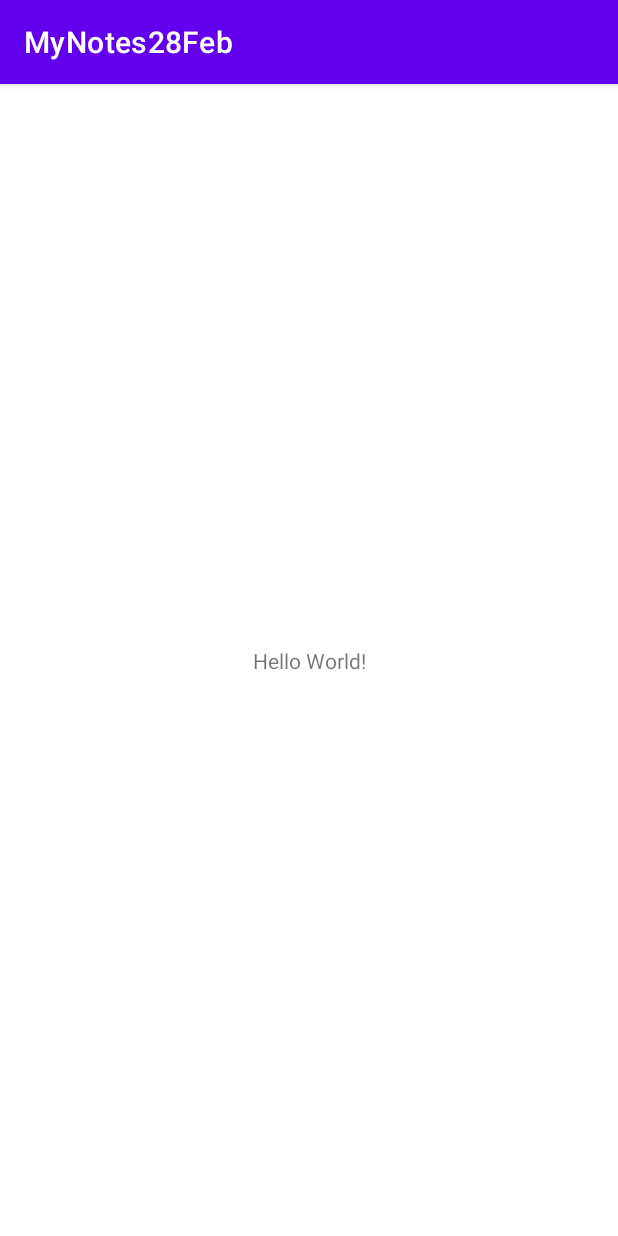
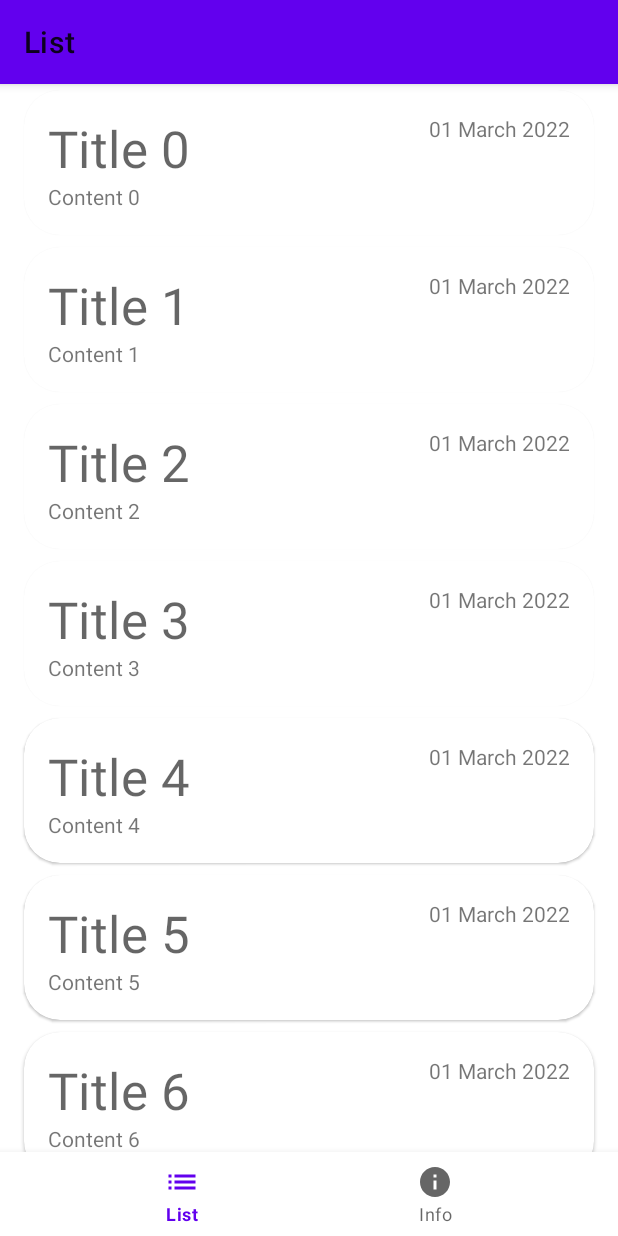
Before and after one commit to AlexNameEast/MyNotes28Feb, an Android app: the screen it shows after launch (MainActivity), on a phone screen of 412 x 824 dp. Run offline under Robolectric (Android 15) with nearby library versions, the phone set to English and light mode, and no system bars.

Commit message:
10 задание

```diff
--- a/app/src/main/java/com/example/mynotes28feb/MainActivity.java
+++ b/app/src/main/java/com/example/mynotes28feb/MainActivity.java
@@ -1,8 +1,15 @@
 package com.example.mynotes28feb;
 
+import androidx.annotation.NonNull;
 import androidx.appcompat.app.AppCompatActivity;
 
 import android.os.Bundle;
+import android.view.MenuItem;
+
+import com.example.mynotes28feb.ui.InfoFragment;
+import com.example.mynotes28feb.ui.list.ListFragment;
+import com.google.android.material.bottomnavigation.BottomNavigationView;
+import com.google.android.material.navigation.NavigationBarView;
 
 public class MainActivity extends AppCompatActivity {
 
@@ -10,5 +17,40 @@ public class MainActivity extends AppCompatActivity {
     protected void onCreate(Bundle savedInstanceState) {
         super.onCreate(savedInstanceState);
         setContentView(R.layout.activity_main);
+
+        if(savedInstanceState == null){
+            getSupportFragmentManager()
+                    .beginTransaction()
+                    .replace(R.id.container, new ListFragment())
+                    .commit();
+        }
+
+        BottomNavigationView bottomNavigationView = findViewById(R.id.bottom_nav);
+        bottomNavigationView.setOnItemSelectedListener(new NavigationBarView.OnItemSelectedListener() {
+            @Override
+            public boolean onNavigationItemSelected(@NonNull MenuItem item) {
+
+                switch (item.getItemId()) {
+
+                    case R.id.action_list:
+                        getSupportFragmentManager()
+                                .beginTransaction()
+                                .replace(R.id.container, new ListFragment())
+                                .commit();
+
+                        return true;
+
+                    case R.id.action_info:
+                        getSupportFragmentManager()
+                                .beginTransaction()
+                                .replace(R.id.container, new InfoFragment())
+                                .commit();
+
+                        return true;
+                }
+
+                return false;
+            }
+        });
     }
 }
--- /dev/null
+++ b/app/src/main/java/com/example/mynotes28feb/domain/Note.java
@@ -0,0 +1,39 @@
+package com.example.mynotes28feb.domain;
+
+import java.util.Date;
+
+public class Note {
+
+    private String id;
+
+    private String title;
+
+    private String content;
+
+    private Date createdAt;
+
+    public String getId() {
+        return id;
+    }
+
+    public String getTitle() {
+        return title;
+    }
+
+    public String getContent() {
+        return content;
+    }
+
+    public Date getCreatedAt() {
+        return createdAt;
+    }
+
+    public Note(String id, String title, String content, Date createdAt) {
+        this.id = id;
+        this.title = title;
+        this.content = content;
+        this.createdAt = createdAt;
+    }
+
+
+}
--- /dev/null
+++ b/app/src/main/java/com/example/mynotes28feb/domain/NotesRepository.java
@@ -0,0 +1,8 @@
+package com.example.mynotes28feb.domain;
+
+import java.util.List;
+
+public interface NotesRepository {
+
+    List<Note> getNotes();
+}
--- /dev/null
+++ b/app/src/main/java/com/example/mynotes28feb/domain/NotesRepositoryImp.java
@@ -0,0 +1,22 @@
+package com.example.mynotes28feb.domain;
+
+import java.util.ArrayList;
+import java.util.Date;
+import java.util.List;
+import java.util.UUID;
+
+public class NotesRepositoryImp implements NotesRepository {
+    @Override
+    public List<Note> getNotes() {
+
+        ArrayList<Note> result = new ArrayList<>();
+
+        for (int i = 0; i < 30; i++) {
+            result.add(new Note(UUID.randomUUID().toString(), "Title " + i, "Content " + i, new Date()));
+        }
+
+
+        return result;
+
+    }
+}
--- /dev/null
+++ b/app/src/main/java/com/example/mynotes28feb/ui/InfoFragment.java
@@ -0,0 +1,12 @@
+package com.example.mynotes28feb.ui;
+
+import androidx.fragment.app.Fragment;
+
+import com.example.mynotes28feb.R;
+
+public class InfoFragment extends Fragment {
+
+    public InfoFragment() {
+        super(R.layout.fragment_info);
+    }
+}
--- /dev/null
+++ b/app/src/main/java/com/example/mynotes28feb/ui/list/ListFragment.java
@@ -0,0 +1,74 @@
+package com.example.mynotes28feb.ui.list;
+
+import android.os.Bundle;
+import android.view.LayoutInflater;
+import android.view.View;
+import android.widget.LinearLayout;
+import android.widget.TextView;
+
+import androidx.annotation.NonNull;
+import androidx.annotation.Nullable;
+import androidx.fragment.app.Fragment;
+import androidx.recyclerview.widget.LinearLayoutManager;
+import androidx.recyclerview.widget.RecyclerView;
+
+import com.example.mynotes28feb.R;
+import com.example.mynotes28feb.domain.Note;
+import com.example.mynotes28feb.domain.NotesRepository;
+import com.example.mynotes28feb.domain.NotesRepositoryImp;
+
+import java.text.SimpleDateFormat;
+import java.util.Locale;
+
+public class ListFragment extends Fragment {
+
+    private NotesRepository repository = new NotesRepositoryImp();
+
+    public ListFragment() {
+        super(R.layout.fragment_list);
+    }
+
+    @Override
+    public void onViewCreated(@NonNull View view, @Nullable Bundle savedInstanceState) {
+
+        super.onViewCreated(view, savedInstanceState);
+
+        RecyclerView list = view.findViewById(R.id.list);
+
+        RecyclerView.LayoutManager linearLayoutManager = new LinearLayoutManager(requireContext(), LinearLayoutManager.VERTICAL, false);
+
+        list.setLayoutManager(linearLayoutManager);
+
+        NotesListAdapter adapter = new NotesListAdapter();
+
+        list.setAdapter(adapter);
+
+        adapter.setData(repository.getNotes());
+
+        adapter.notifyDataSetChanged();
+
+//        LinearLayout container = view.findViewById(R.id.container);
+//
+//        for (Note note: repository.getNotes()){
+//
+//            View itemView = getLayoutInflater().inflate(R.layout.item_note, container, false);
+//
+//            itemView.findViewById(R.id.card).setOnClickListener(new View.OnClickListener() {
+//                @Override
+//                public void onClick(View view) {
+//                }
+//            });
+//
+//            TextView title = itemView.findViewById(R.id.title);
+//            TextView content = itemView.findViewById(R.id.content);
+//            TextView data = itemView.findViewById(R.id.data);
+//
+//            title.setText(note.getTitle());
+//            content.setText(note.getContent());
+//            data.setText(simpleDateFormat.format(note.getCreatedAt()));
+//
+//            container.addView(itemView);
+//        }
+
+    }
+}
--- /dev/null
+++ b/app/src/main/java/com/example/mynotes28feb/ui/list/NotesListAdapter.java
@@ -0,0 +1,79 @@
+package com.example.mynotes28feb.ui.list;
+
+
+import android.view.LayoutInflater;
+import android.view.View;
+import android.view.ViewGroup;
+import android.widget.ImageView;
+import android.widget.TextView;
+
+import androidx.annotation.NonNull;
+import androidx.recyclerview.widget.RecyclerView;
+
+import com.example.mynotes28feb.R;
+import com.example.mynotes28feb.domain.Note;
+
+import java.text.SimpleDateFormat;
+import java.util.ArrayList;
+import java.util.Collection;
+import java.util.List;
+import java.util.Locale;
+
+public class NotesListAdapter extends RecyclerView.Adapter<NotesListAdapter.NoteViewHolder> {
+
+    private SimpleDateFormat simpleDateFormat = new SimpleDateFormat("dd MMMM yyyy", Locale.getDefault());
+
+    private List<Note> data = new ArrayList<>();
+
+    public void setData(Collection<Note> toSet) {
+        data.clear();
+        data.addAll(toSet);
+    }
+
+    @Override
+    public int getItemViewType(int position) {
+        return super.getItemViewType(position);
+    }
+
+    @NonNull
+    @Override
+    public NoteViewHolder onCreateViewHolder(@NonNull ViewGroup parent, int viewType) {
+
+        View view = LayoutInflater.from(parent.getContext()).inflate(R.layout.item_note, parent, false);
+
+        return new NoteViewHolder(view);
+    }
+
+    @Override
+    public void onBindViewHolder(@NonNull NoteViewHolder holder, int position) {
+
+        Note item = data.get(position);
+
+        holder.title.setText(item.getTitle());
+        holder.content.setText(item.getContent());
+        holder.data.setText(simpleDateFormat.format(item.getCreatedAt()));
+
+    }
+
+    @Override
+    public int getItemCount() {
+        return data.size();
+    }
+
+
+    class NoteViewHolder extends RecyclerView.ViewHolder {
+
+        TextView title;
+        TextView content;
+        TextView data;
+
+        public NoteViewHolder(@NonNull View itemView) {
+            super(itemView);
+
+
+            title = itemView.findViewById(R.id.title);
+            content = itemView.findViewById(R.id.content);
+            data = itemView.findViewById(R.id.data);
+        }
+    }
+}
--- /dev/null
+++ b/app/src/main/res/drawable/ic_baseline_info_24.xml
@@ -0,0 +1,10 @@
+<vector xmlns:android="http://schemas.android.com/apk/res/android"
+    android:width="24dp"
+    android:height="24dp"
+    android:viewportWidth="24"
+    android:viewportHeight="24"
+    android:tint="?attr/colorControlNormal">
+  <path
+      android:fillColor="@android:color/white"
+      android:pathData="M12,2C6.48,2 2,6.48 2,12s4.48,10 10,10 10,-4.48 10,-10S17.52,2 12,2zM13,17h-2v-6h2v6zM13,9h-2L11,7h2v2z"/>
+</vector>
--- /dev/null
+++ b/app/src/main/res/drawable/ic_baseline_list_24.xml
@@ -0,0 +1,10 @@
+<vector xmlns:android="http://schemas.android.com/apk/res/android"
+    android:width="24dp"
+    android:height="24dp"
+    android:viewportWidth="24"
+    android:viewportHeight="24"
+    android:tint="?attr/colorControlNormal">
+  <path
+      android:fillColor="@android:color/white"
+      android:pathData="M3,13h2v-2L3,11v2zM3,17h2v-2L3,15v2zM3,9h2L5,7L3,7v2zM7,13h14v-2L7,11v2zM7,17h14v-2L7,15v2zM7,7v2h14L21,7L7,7z"/>
+</vector>
--- a/app/src/main/res/layout/activity_main.xml
+++ b/app/src/main/res/layout/activity_main.xml
@@ -6,13 +6,24 @@
     android:layout_height="match_parent"
     tools:context=".MainActivity">
 
-    <TextView
-        android:layout_width="wrap_content"
-        android:layout_height="wrap_content"
-        android:text="Hello World!"
+    <androidx.fragment.app.FragmentContainerView
+        android:id="@+id/container"
+        android:layout_width="0dp"
+        android:layout_height="0dp"
         app:layout_constraintBottom_toBottomOf="parent"
+        app:layout_constraintBottom_toTopOf="@id/bottom_nav"
         app:layout_constraintLeft_toLeftOf="parent"
         app:layout_constraintRight_toRightOf="parent"
         app:layout_constraintTop_toTopOf="parent" />
 
+    <com.google.android.material.bottomnavigation.BottomNavigationView
+        android:id="@+id/bottom_nav"
+        android:layout_width="0dp"
+        android:layout_height="wrap_content"
+        app:layout_constraintBottom_toBottomOf="parent"
+        app:layout_constraintEnd_toEndOf="parent"
+        app:layout_constraintStart_toStartOf="parent"
+        app:layout_constraintTop_toBottomOf="@id/container"
+        app:menu="@menu/menu_bottom_navigation" />
+
 </androidx.constraintlayout.widget.ConstraintLayout>
--- /dev/null
+++ b/app/src/main/res/layout/fragment_info.xml
@@ -0,0 +1,12 @@
+<?xml version="1.0" encoding="utf-8"?>
+<FrameLayout xmlns:android="http://schemas.android.com/apk/res/android"
+    android:layout_width="match_parent"
+    android:layout_height="match_parent">
+
+    <TextView
+        android:layout_width="wrap_content"
+        android:layout_height="wrap_content"
+        android:layout_gravity="center"
+        android:text="I am an info" />
+
+</FrameLayout>
--- /dev/null
+++ b/app/src/main/res/layout/fragment_list.xml
@@ -0,0 +1,26 @@
+<?xml version="1.0" encoding="utf-8"?>
+<androidx.coordinatorlayout.widget.CoordinatorLayout xmlns:android="http://schemas.android.com/apk/res/android"
+    xmlns:app="http://schemas.android.com/apk/res-auto"
+    android:layout_width="match_parent"
+    android:layout_height="match_parent">
+
+    <com.google.android.material.appbar.AppBarLayout
+        android:layout_width="match_parent"
+        android:layout_height="wrap_content">
+
+        <com.google.android.material.appbar.MaterialToolbar
+            android:layout_width="match_parent"
+            android:layout_height="wrap_content"
+            app:title="@string/action_list" />
+
+    </com.google.android.material.appbar.AppBarLayout>
+
+    <androidx.recyclerview.widget.RecyclerView
+        android:id="@+id/list"
+        android:layout_width="match_parent"
+        android:layout_height="wrap_content"
+        android:orientation="vertical"
+        app:layout_behavior="@string/appbar_scrolling_view_behavior" />
+
+
+</androidx.coordinatorlayout.widget.CoordinatorLayout>
--- /dev/null
+++ b/app/src/main/res/layout/item_note.xml
@@ -0,0 +1,60 @@
+<?xml version="1.0" encoding="utf-8"?>
+<FrameLayout xmlns:android="http://schemas.android.com/apk/res/android"
+    xmlns:app="http://schemas.android.com/apk/res-auto"
+    xmlns:tools="http://schemas.android.com/tools"
+    android:layout_width="match_parent"
+    android:layout_height="match_parent">
+
+    <com.google.android.material.card.MaterialCardView
+        android:id="@+id/card"
+        android:layout_width="match_parent"
+        android:layout_height="wrap_content"
+        android:layout_marginHorizontal="@dimen/marginHorizontal"
+        android:layout_marginVertical="@dimen/marginVertical"
+        app:cardCornerRadius="@dimen/corner_radius"
+        app:cardBackgroundColor="@color/white">
+
+
+        <androidx.constraintlayout.widget.ConstraintLayout
+            android:layout_width="match_parent"
+            android:layout_height="wrap_content">
+
+            <TextView
+                android:id="@+id/data"
+                android:layout_width="wrap_content"
+                android:layout_height="wrap_content"
+                app:layout_constraintTop_toTopOf="parent"
+                app:layout_constraintEnd_toEndOf="parent"
+                tools:text="12.12.22"
+                android:layout_marginEnd="@dimen/marginHorizontal"
+                android:layout_marginTop="@dimen/marginHorizontal"/>
+
+            <TextView
+                android:id="@+id/title"
+                android:layout_width="0dp"
+                android:layout_height="wrap_content"
+                android:layout_margin="@dimen/marginHorizontal"
+                android:textAppearance="@style/TextAppearance.MaterialComponents.Headline4"
+                app:layout_constraintEnd_toEndOf="parent"
+                app:layout_constraintStart_toStartOf="parent"
+                app:layout_constraintTop_toBottomOf="@id/data"
+                app:layout_constraintTop_toTopOf="parent"
+                tools:text="Title" />
+
+            <TextView
+                android:id="@+id/content"
+                android:layout_width="0dp"
+                android:layout_height="wrap_content"
+                app:layout_constraintEnd_toEndOf="parent"
+                app:layout_constraintStart_toStartOf="parent"
+                app:layout_constraintBottom_toBottomOf="parent"
+                app:layout_constraintTop_toBottomOf="@id/title"
+                android:layout_marginHorizontal="@dimen/marginHorizontal"
+                android:layout_marginBottom="@dimen/marginHorizontal"
+                tools:text="Content"/>
+
+        </androidx.constraintlayout.widget.ConstraintLayout>
+
+    </com.google.android.material.card.MaterialCardView>
+
+</FrameLayout>
--- /dev/null
+++ b/app/src/main/res/menu/menu_bottom_navigation.xml
@@ -0,0 +1,15 @@
+<?xml version="1.0" encoding="utf-8"?>
+<menu xmlns:android="http://schemas.android.com/apk/res/android">
+
+    <item
+        android:id="@+id/action_list"
+        android:icon="@drawable/ic_baseline_list_24"
+        android:title="@string/action_list" />
+
+
+    <item
+        android:id="@+id/action_info"
+        android:icon="@drawable/ic_baseline_info_24"
+        android:title="@string/action_info" />
+
+</menu>
--- a/app/src/main/res/values-night/themes.xml
+++ b/app/src/main/res/values-night/themes.xml
@@ -1,6 +1,6 @@
 <resources xmlns:tools="http://schemas.android.com/tools">
     <!-- Base application theme. -->
-    <style name="Theme.MyNotes28Feb" parent="Theme.MaterialComponents.DayNight.DarkActionBar">
+    <style name="Theme.MyNotes28Feb" parent="Theme.MaterialComponents.DayNight.NoActionBar">
         <!-- Primary brand color. -->
         <item name="colorPrimary">@color/purple_200</item>
         <item name="colorPrimaryVariant">@color/purple_700</item>
--- /dev/null
+++ b/app/src/main/res/values/dimens.xml
@@ -0,0 +1,6 @@
+<?xml version="1.0" encoding="utf-8"?>
+<resources>
+    <dimen name="marginHorizontal">16dp</dimen>
+    <dimen name="marginVertical">4dp</dimen>
+    <dimen name="corner_radius">24dp</dimen>
+</resources>
--- a/app/src/main/res/values/strings.xml
+++ b/app/src/main/res/values/strings.xml
@@ -1,3 +1,5 @@
 <resources>
     <string name="app_name">MyNotes28Feb</string>
+    <string name="action_list">List</string>
+    <string name="action_info">Info</string>
 </resources>
--- a/app/src/main/res/values/themes.xml
+++ b/app/src/main/res/values/themes.xml
@@ -1,6 +1,6 @@
 <resources xmlns:tools="http://schemas.android.com/tools">
     <!-- Base application theme. -->
-    <style name="Theme.MyNotes28Feb" parent="Theme.MaterialComponents.DayNight.DarkActionBar">
+    <style name="Theme.MyNotes28Feb" parent="Theme.MaterialComponents.DayNight.NoActionBar">
         <!-- Primary brand color. -->
         <item name="colorPrimary">@color/purple_500</item>
         <item name="colorPrimaryVariant">@color/purple_700</item>
--- a/build.gradle
+++ b/build.gradle
@@ -1,7 +1,7 @@
 // Top-level build file where you can add configuration options common to all sub-projects/modules.
 plugins {
-    id 'com.android.application' version '7.1.1' apply false
-    id 'com.android.library' version '7.1.1' apply false
+    id 'com.android.application' version '7.1.2' apply false
+    id 'com.android.library' version '7.1.2' apply false
 }
 
 task clean(type: Delete) {
```
